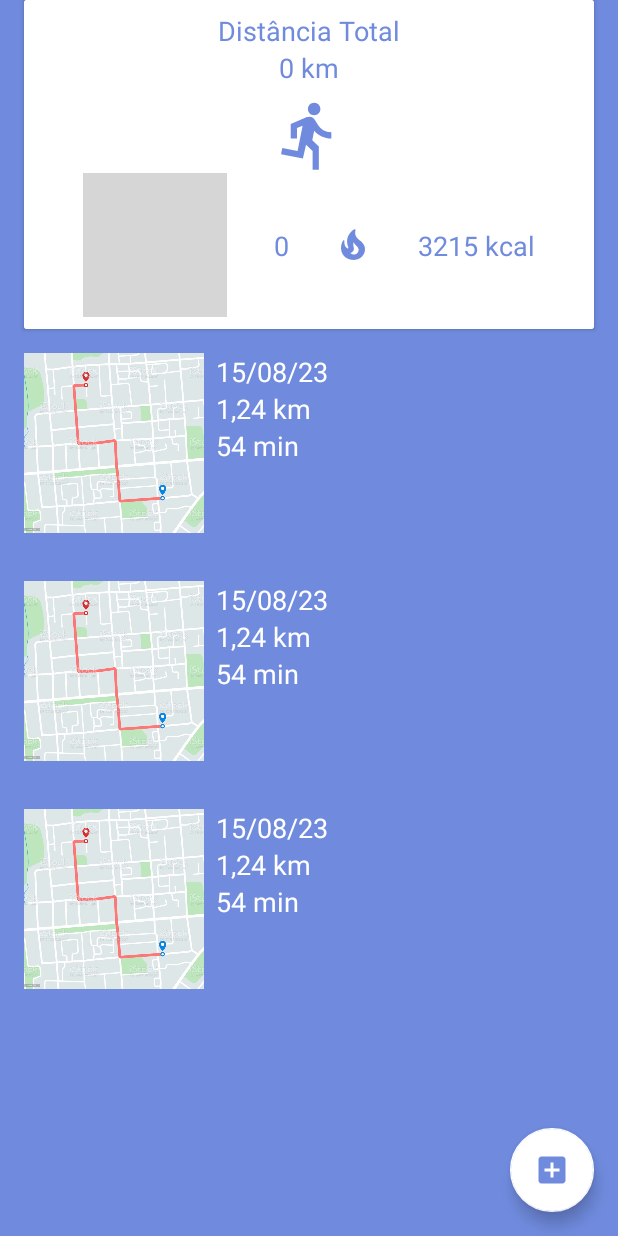
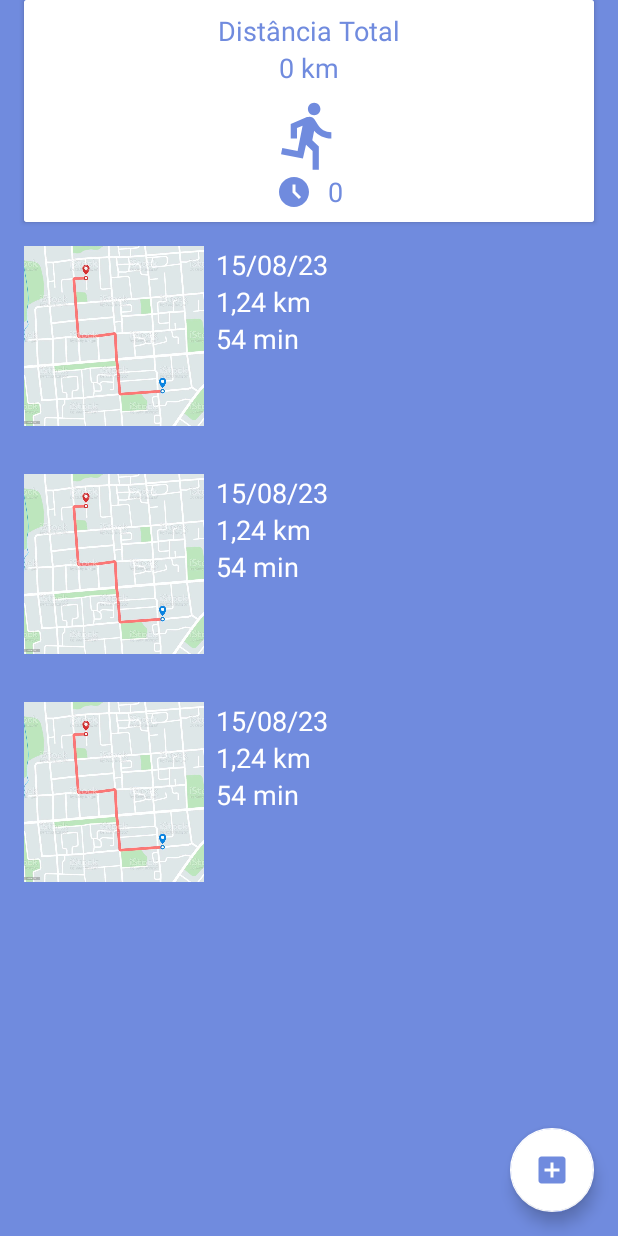
Before and after one commit to LucasOliveiraSimao/MapTrack, an Android app: the layout fragment_home.xml on its own in the app's theme, with its tools: preview values and no code run, on a phone screen of 412 x 824 dp. Run offline under Robolectric (Android 15) with nearby library versions, the phone set to English and light mode, and no system bars; grey boxes are pictures that could not be loaded.

Commit message:
Adds small changes

```diff
--- a/app/src/main/res/layout/content_card_home.xml
+++ b/app/src/main/res/layout/content_card_home.xml
@@ -28,10 +28,10 @@
             style="@style/TextViewHomeDefault"
             android:layout_width="wrap_content"
             android:layout_height="wrap_content"
-            android:text="@string/total_km"
             app:layout_constraintEnd_toEndOf="@+id/textView"
             app:layout_constraintStart_toStartOf="@+id/textView"
-            app:layout_constraintTop_toBottomOf="@+id/textView" />
+            app:layout_constraintTop_toBottomOf="@+id/textView"
+            android:text="@string/total_km" />
 
         <ImageView
             android:id="@+id/imageView5"
@@ -48,11 +48,11 @@
             android:id="@+id/imageView"
             android:layout_width="wrap_content"
             android:layout_height="wrap_content"
-            android:src="@drawable/ic_time_filled_24"
+            android:src="@drawable/ic_time"
             app:layout_constraintBaseline_toBottomOf="parent"
             app:layout_constraintBottom_toBottomOf="@+id/content_card_total_time"
             app:layout_constraintEnd_toStartOf="@+id/content_card_total_time"
-            app:layout_constraintStart_toStartOf="parent"
+            app:layout_constraintStart_toStartOf="@+id/imageView5"
             app:layout_constraintTop_toTopOf="@+id/content_card_total_time"
             tools:ignore="ContentDescription" />
 
@@ -61,37 +61,13 @@
             style="@style/TextViewHomeDefault"
             android:layout_width="wrap_content"
             android:layout_height="wrap_content"
-            android:text="@string/total_time"
+            android:layout_marginStart="8dp"
             app:layout_constraintBottom_toBottomOf="parent"
-            app:layout_constraintEnd_toStartOf="@+id/content_card_total_calories"
-            app:layout_constraintHorizontal_bias="0.5"
+            app:layout_constraintEnd_toEndOf="@+id/imageView5"
             app:layout_constraintStart_toEndOf="@+id/imageView"
             app:layout_constraintTop_toBottomOf="@+id/imageView5"
-            tools:ignore="MissingConstraints" />
-
-        <ImageView
-            android:id="@+id/content_card_total_calories"
-            android:layout_width="wrap_content"
-            android:layout_height="wrap_content"
-            android:src="@drawable/ic_calories"
-            app:layout_constraintBottom_toBottomOf="@+id/textView3"
-            app:layout_constraintEnd_toStartOf="@+id/textView3"
-            app:layout_constraintStart_toEndOf="@+id/content_card_total_time"
-            app:layout_constraintTop_toTopOf="@+id/textView3"
-            tools:ignore="ContentDescription,MissingConstraints" />
-
-        <TextView
-            android:id="@+id/textView3"
-            style="@style/TextViewHomeDefault"
-            android:layout_width="wrap_content"
-            android:layout_height="wrap_content"
-            android:text="@string/total_calories"
-            app:layout_constraintBottom_toBottomOf="parent"
-            app:layout_constraintEnd_toEndOf="parent"
-            app:layout_constraintHorizontal_bias="0.5"
-            app:layout_constraintStart_toEndOf="@+id/content_card_total_calories"
-            app:layout_constraintTop_toBottomOf="@+id/imageView5"
-            tools:ignore="MissingConstraints" />
+            tools:ignore="MissingConstraints"
+            android:text="@string/total_time" />
 
     </androidx.constraintlayout.widget.ConstraintLayout>
 
--- a/app/src/main/res/layout/fragment_home.xml
+++ b/app/src/main/res/layout/fragment_home.xml
@@ -4,7 +4,7 @@
     xmlns:tools="http://schemas.android.com/tools"
     android:layout_width="match_parent"
     android:layout_height="match_parent"
-    tools:context=".ui.HomeFragment">
+    tools:context=".ui.home.HomeFragment">
 
     <include
         android:id="@+id/include_card_home"
```
